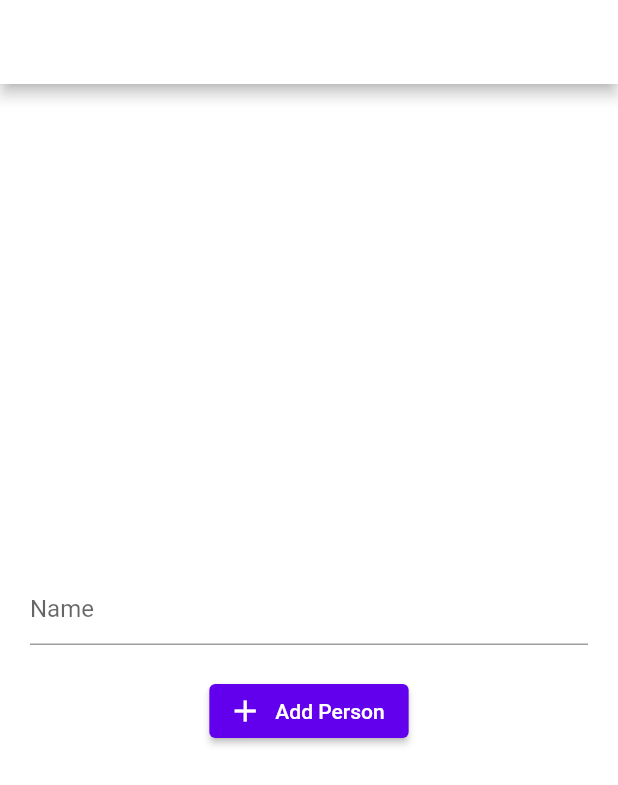
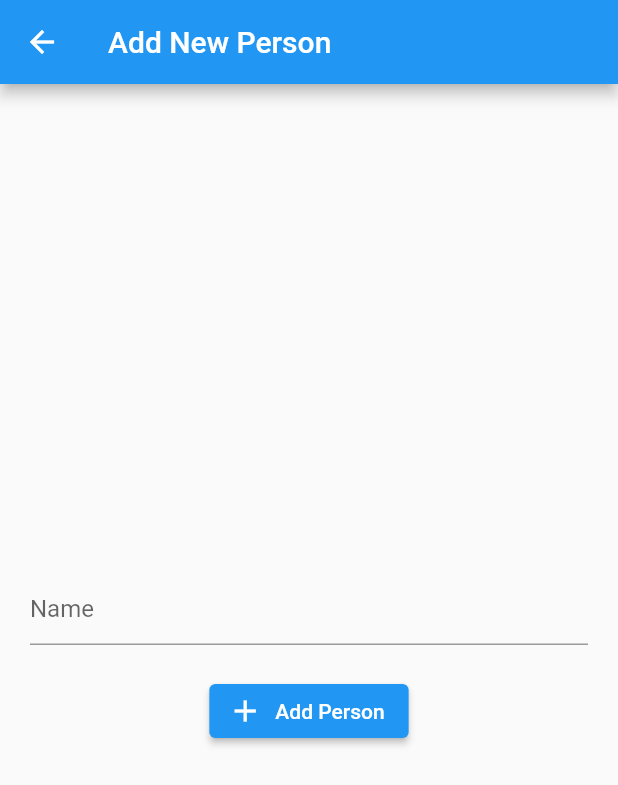
Before and after one commit to AZ0N/check-up, a Flutter app: the CreateNewPerson screen opened directly, on a phone screen of 412 x 824 dp. Shown: the top 785 px of the screen. Run offline on Flutter 3.47's test engine with Material 2 defaults, Android fonts, the phone set to English and light mode, and no system bars; our stand-ins replace shared_preferences; accounts and stored records are empty.

Commit message:
fix light theme

```diff
--- a/lib/themes.dart
+++ b/lib/themes.dart
@@ -4,13 +4,6 @@ import 'package:flutter/material.dart';
 class Themes {
   static final lightTheme = ThemeData(
     brightness: Brightness.light,
-    scaffoldBackgroundColor: Colors.white,
-    colorScheme: const ColorScheme.light(
-      background: Colors.white,
-    ),
-    appBarTheme: const AppBarTheme(
-      backgroundColor: Colors.white,
-    ),
   );
 
   static final darkTheme = ThemeData(
```
